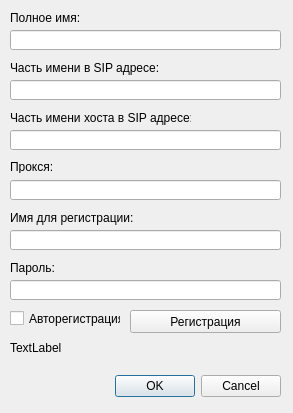
Above: src/plugins/sipphone/formIdentity.ui from silvansky/Contacts before the change. Below: the same form after it.
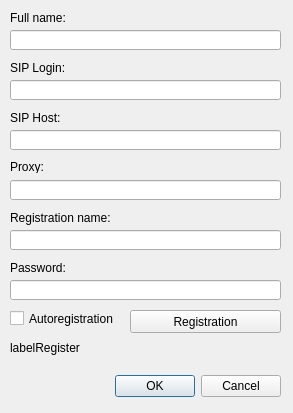
That is the form after the change.

Patch:
```diff
--- a/src/plugins/sipphone/formIdentity.ui
+++ b/src/plugins/sipphone/formIdentity.ui
@@ -68,7 +68,7 @@
     </rect>
    </property>
    <property name="text">
-    <string>Полное имя:</string>
+    <string>Full name:</string>
    </property>
   </widget>
   <widget class="QLabel" name="label_2">
@@ -81,7 +81,7 @@
     </rect>
    </property>
    <property name="text">
-    <string>Часть имени в SIP адресе:</string>
+    <string>SIP Login:</string>
    </property>
   </widget>
   <widget class="QLabel" name="label_3">
@@ -94,7 +94,7 @@
     </rect>
    </property>
    <property name="text">
-    <string>Часть имени хоста в SIP адресе:</string>
+    <string>SIP Host:</string>
    </property>
   </widget>
   <widget class="QLabel" name="label_4">
@@ -107,7 +107,7 @@
     </rect>
    </property>
    <property name="text">
-    <string>Прокся:</string>
+    <string>Proxy:</string>
    </property>
   </widget>
   <widget class="QLabel" name="label_5">
@@ -120,7 +120,7 @@
     </rect>
    </property>
    <property name="text">
-    <string>Имя для регистрации:</string>
+    <string>Registration name:</string>
    </property>
   </widget>
   <widget class="QLineEdit" name="fullname">
@@ -183,7 +183,7 @@
     </rect>
    </property>
    <property name="text">
-    <string>Авторегистрация</string>
+    <string>Autoregistration</string>
    </property>
   </widget>
   <widget class="QLineEdit" name="password">
@@ -206,7 +206,7 @@
     </rect>
    </property>
    <property name="text">
-    <string>Пароль:</string>
+    <string>Password:</string>
    </property>
   </widget>
   <widget class="QPushButton" name="buttonRegister">
@@ -219,7 +219,7 @@
     </rect>
    </property>
    <property name="text">
-    <string>Регистрация</string>
+    <string>Registration</string>
    </property>
   </widget>
   <widget class="QLabel" name="labelRegister">
@@ -232,7 +232,7 @@
     </rect>
    </property>
    <property name="text">
-    <string>TextLabel</string>
+    <string notr="true">labelRegister</string>
    </property>
   </widget>
  </widget>
```
Left out of the diff: 2 changed lines with no effect on the pictures.
